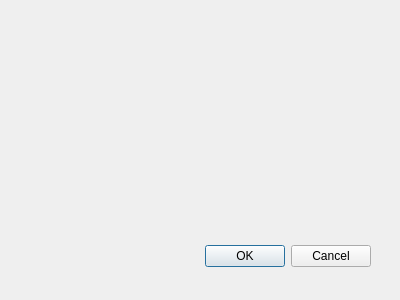
First picture: the form in kartverket_adresse_dialog_base.ui, repository sickel/kartverket_adresse, before the edit.
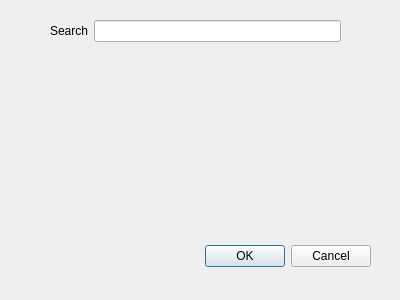
Second picture: the form after the edit.

Commit message: Some logic - still not working

Patch:
```diff
--- a/kartverket_adresse_dialog_base.ui
+++ b/kartverket_adresse_dialog_base.ui
@@ -28,6 +28,28 @@
     <set>QDialogButtonBox::Cancel|QDialogButtonBox::Ok</set>
    </property>
   </widget>
+  <widget class="QWidget" name="formLayoutWidget">
+   <property name="geometry">
+    <rect>
+     <x>50</x>
+     <y>20</y>
+     <width>291</width>
+     <height>211</height>
+    </rect>
+   </property>
+   <layout class="QFormLayout" name="formLayout">
+    <item row="0" column="0">
+     <widget class="QLabel" name="searchLabel">
+      <property name="text">
+       <string>Search</string>
+      </property>
+     </widget>
+    </item>
+    <item row="0" column="1">
+     <widget class="QLineEdit" name="searchLineEdit"/>
+    </item>
+   </layout>
+  </widget>
  </widget>
  <resources/>
  <connections>
```
Left out of the diff: 41 changed lines with no effect on the pictures. The commit also changes 2 other files.
